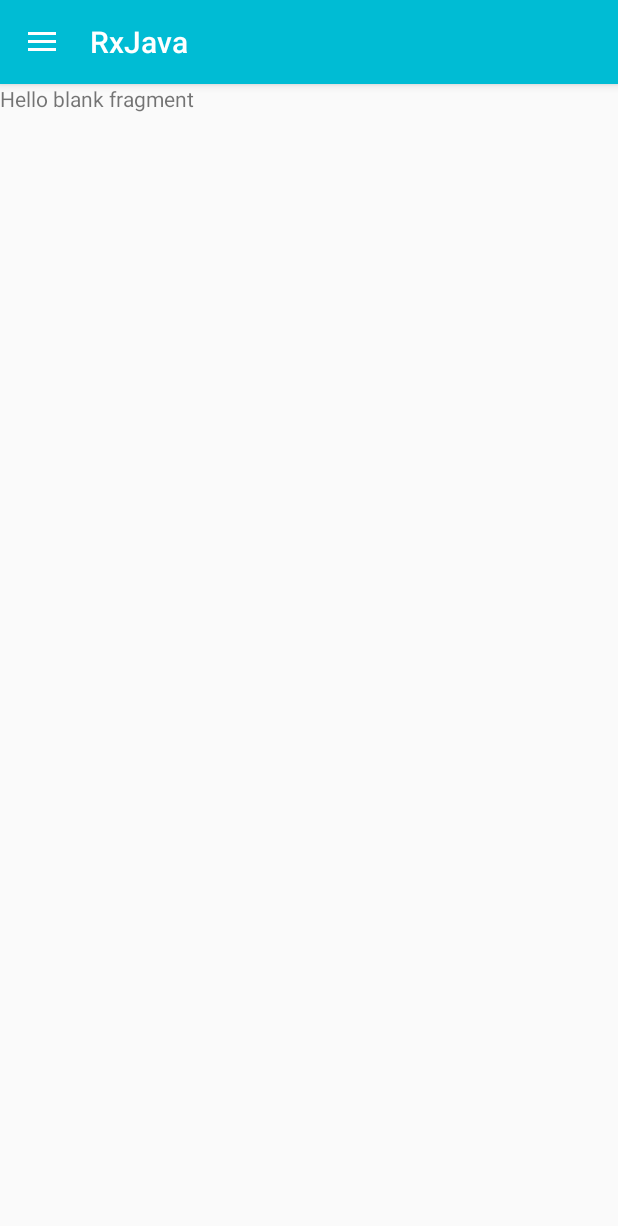
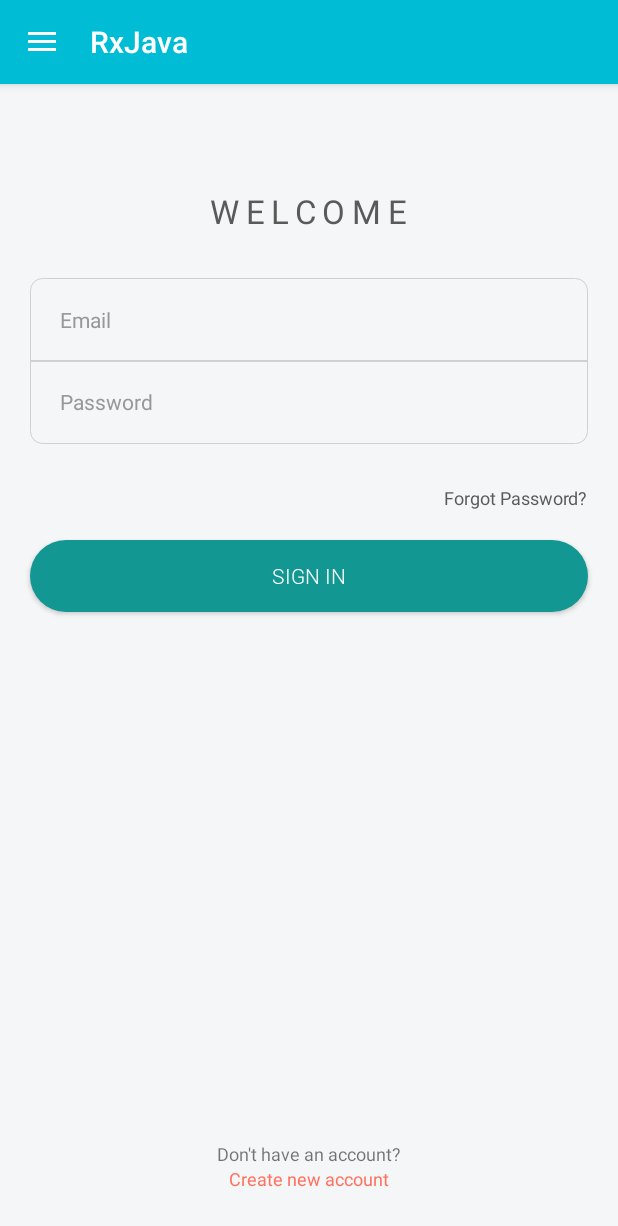
Before and after one commit to dhavalshah05/AndroidTutorials, an Android app: the screen it shows after launch (MainActivity), in the side drawer, after a tap on "RxJava", on a phone screen of 412 x 824 dp. Shown: the top 1226 px of the screen. Run offline under Robolectric (Android 15) with nearby library versions, the phone set to English and light mode, and no system bars.

Commit message:
Adds login screen ui

```diff
--- a/app/build.gradle
+++ b/app/build.gradle
@@ -5,7 +5,7 @@ android {
     buildToolsVersion '26.0.2'
     defaultConfig {
         applicationId "com.itgosolutions.tutorial"
-        minSdkVersion 17
+        minSdkVersion 21
         targetSdkVersion 25
         versionCode 1
         versionName "1.0"
--- a/app/src/main/java/com/itgosolutions/tutorial/rxjava/FragmentRxJava.java
+++ b/app/src/main/java/com/itgosolutions/tutorial/rxjava/FragmentRxJava.java
@@ -24,7 +24,9 @@ public class FragmentRxJava extends Fragment {
     @Override
     public View onCreateView(LayoutInflater inflater, ViewGroup container,
                              Bundle savedInstanceState) {
-        return inflater.inflate(R.layout.fragment_rx_java, container, false);
+        return inflater.inflate(R.layout.layout_signin, container, false);
     }
 
+
+
 }
--- /dev/null
+++ b/app/src/main/res/drawable/signin_button_background.xml
@@ -0,0 +1,18 @@
+<?xml version="1.0" encoding="utf-8"?>
+<selector xmlns:android="http://schemas.android.com/apk/res/android">
+
+    <item android:state_pressed="true">
+        <shape android:shape="rectangle">
+            <solid android:color="@color/loginScreenButtonBackground"/>
+            <corners android:radius="50dp"/>
+        </shape>
+    </item>
+
+    <item>
+        <shape android:shape="rectangle">
+            <solid android:color="@color/loginScreenButtonBackground"/>
+            <corners android:radius="50dp"/>
+        </shape>
+    </item>
+
+</selector>
--- /dev/null
+++ b/app/src/main/res/drawable/signin_textfield_background_bottom.xml
@@ -0,0 +1,12 @@
+<?xml version="1.0" encoding="utf-8"?>
+<selector xmlns:android="http://schemas.android.com/apk/res/android">
+
+    <item>
+        <shape android:shape="rectangle">
+            <stroke android:color="@color/loginTextFieldBorder"
+                android:width="0.5dp"/>
+            <corners android:bottomLeftRadius="8dp" android:bottomRightRadius="8dp" />
+        </shape>
+    </item>
+
+</selector>
--- /dev/null
+++ b/app/src/main/res/drawable/signin_textfield_background_top.xml
@@ -0,0 +1,12 @@
+<?xml version="1.0" encoding="utf-8"?>
+<selector xmlns:android="http://schemas.android.com/apk/res/android">
+
+    <item>
+        <shape android:shape="rectangle">
+            <stroke android:color="@color/loginTextFieldBorder"
+                android:width="0.5dp"/>
+            <corners android:topLeftRadius="8dp" android:topRightRadius="8dp" />
+        </shape>
+    </item>
+
+</selector>
--- /dev/null
+++ b/app/src/main/res/layout/layout_signin.xml
@@ -0,0 +1,94 @@
+<?xml version="1.0" encoding="utf-8"?>
+<RelativeLayout xmlns:android="http://schemas.android.com/apk/res/android"
+    android:layout_width="match_parent"
+    android:layout_height="match_parent"
+    android:background="@color/loginScreenBase">
+
+    <TextView
+        android:id="@+id/welcome"
+        android:layout_width="wrap_content"
+        android:layout_height="wrap_content"
+        android:layout_centerHorizontal="true"
+        android:layout_marginTop="70dp"
+        android:letterSpacing="0.2"
+        android:text="WELCOME"
+        android:textColor="@color/loginScreenTextPrimary"
+        android:textSize="22sp" />
+
+    <EditText
+        android:id="@+id/email"
+        android:layout_width="match_parent"
+        android:layout_height="?attr/actionBarSize"
+        android:layout_below="@id/welcome"
+        android:layout_marginEnd="20dp"
+        android:layout_marginStart="20dp"
+        android:layout_marginTop="30dp"
+        android:background="@drawable/signin_textfield_background_top"
+        android:hint="Email"
+        android:paddingStart="20dp"
+        android:textColor="@color/loginScreenTextSecondary"
+        android:textColorHint="@color/loginScreenTextSecondary"
+        android:textSize="14sp" />
+
+    <EditText
+        android:id="@+id/password"
+        android:layout_width="match_parent"
+        android:layout_height="?attr/actionBarSize"
+        android:layout_below="@id/email"
+        android:layout_marginEnd="20dp"
+        android:layout_marginStart="20dp"
+        android:layout_marginTop="-1dp"
+        android:background="@drawable/signin_textfield_background_bottom"
+        android:hint="Password"
+        android:paddingStart="20dp"
+        android:textColor="@color/loginScreenTextSecondary"
+        android:textColorHint="@color/loginScreenTextSecondary"
+        android:textSize="14sp" />
+
+    <TextView
+        android:id="@+id/textView"
+        android:layout_width="wrap_content"
+        android:layout_height="wrap_content"
+        android:layout_alignEnd="@+id/password"
+        android:layout_below="@+id/password"
+        android:layout_marginTop="27dp"
+        android:text="Forgot Password?"
+        android:textColor="@color/loginScreenTextPrimary"
+        android:textSize="12sp" />
+
+    <Button
+        android:id="@+id/button2"
+        android:layout_width="match_parent"
+        android:layout_height="wrap_content"
+        android:layout_below="@+id/textView"
+        android:layout_centerHorizontal="true"
+        android:layout_marginEnd="20dp"
+        android:layout_marginStart="20dp"
+        android:layout_marginTop="20dp"
+        android:background="@drawable/signin_button_background"
+        android:fontFamily="@font/roboto_light"
+        android:text="SIGN IN"
+        android:textColor="#fff" />
+
+    <TextView
+        android:id="@+id/textView2"
+        android:layout_width="wrap_content"
+        android:layout_height="wrap_content"
+        android:layout_above="@+id/textView3"
+        android:layout_centerHorizontal="true"
+        android:text="Don't have an account?"
+        android:textSize="12sp" />
+
+    <TextView
+        android:id="@+id/textView3"
+        android:layout_width="wrap_content"
+        android:layout_height="wrap_content"
+        android:layout_alignParentBottom="true"
+        android:layout_centerHorizontal="true"
+        android:layout_marginBottom="30dp"
+        android:text="Create new account"
+        android:textColor="@color/loginScreenTextExtra"
+        android:textSize="12sp" />
+
+
+</RelativeLayout>
--- a/app/src/main/res/values/colors.xml
+++ b/app/src/main/res/values/colors.xml
@@ -11,4 +11,11 @@
 
     <color name="divider">#BDBDBD</color>
     <color name="transparent">#00FFFFFF</color>
+
+    <color name="loginScreenBase">#F5F6F7</color>
+    <color name="loginScreenTextPrimary">#5B5A5A</color>
+    <color name="loginScreenTextSecondary">#979899</color>
+    <color name="loginScreenTextExtra">#FF7260</color>
+    <color name="loginScreenButtonBackground">#129793</color>
+    <color name="loginTextFieldBorder">#CFD0D1</color>
 </resources>
```
